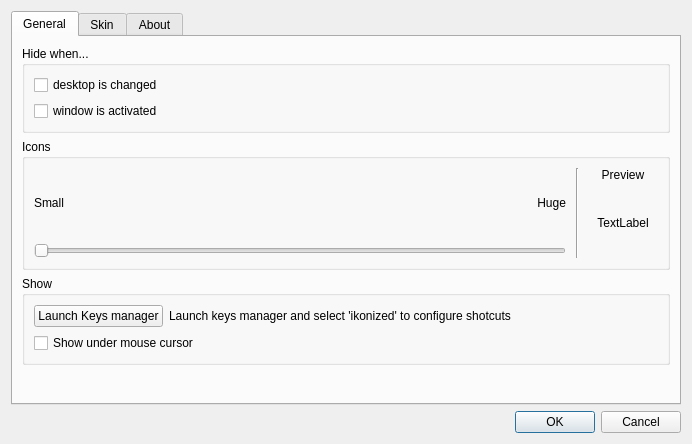
The window that src/optionsdlg.ui (eagafonov/ikonized) describes before a commit, drawn with Qt 5.
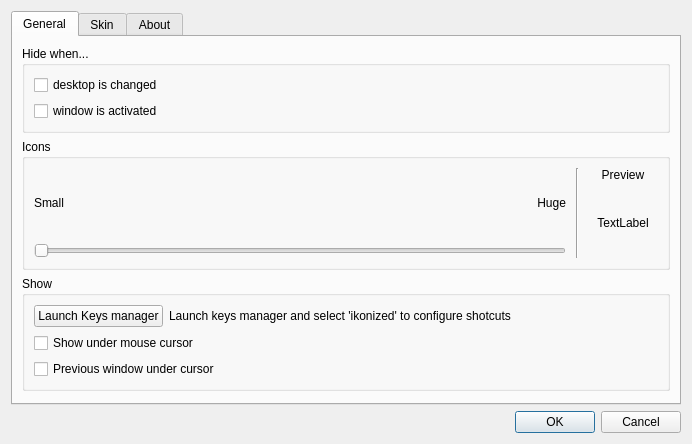
The same window after the commit.

Commit message:
Add 'previous window under cursor' positioning mode
When hotkey is pressed with the new 'show.prev_window_under_cursor'
setting enabled, position the UI so the previous window's icon
(second-to-last in global stacking order) appears directly under the
cursor, enabling one-click switching without mouse movement.

```diff
--- a/src/optionsdlg.ui
+++ b/src/optionsdlg.ui
@@ -230,6 +230,13 @@
                   </property>
                  </widget>
                 </item>
+                <item>
+                 <widget class="QCheckBox" name="showPrevWindowUnderCursor">
+                  <property name="text">
+                   <string>Previous window under cursor</string>
+                  </property>
+                 </widget>
+                </item>
                </layout>
               </item>
              </layout>
```
The commit also changes 3 other files.
